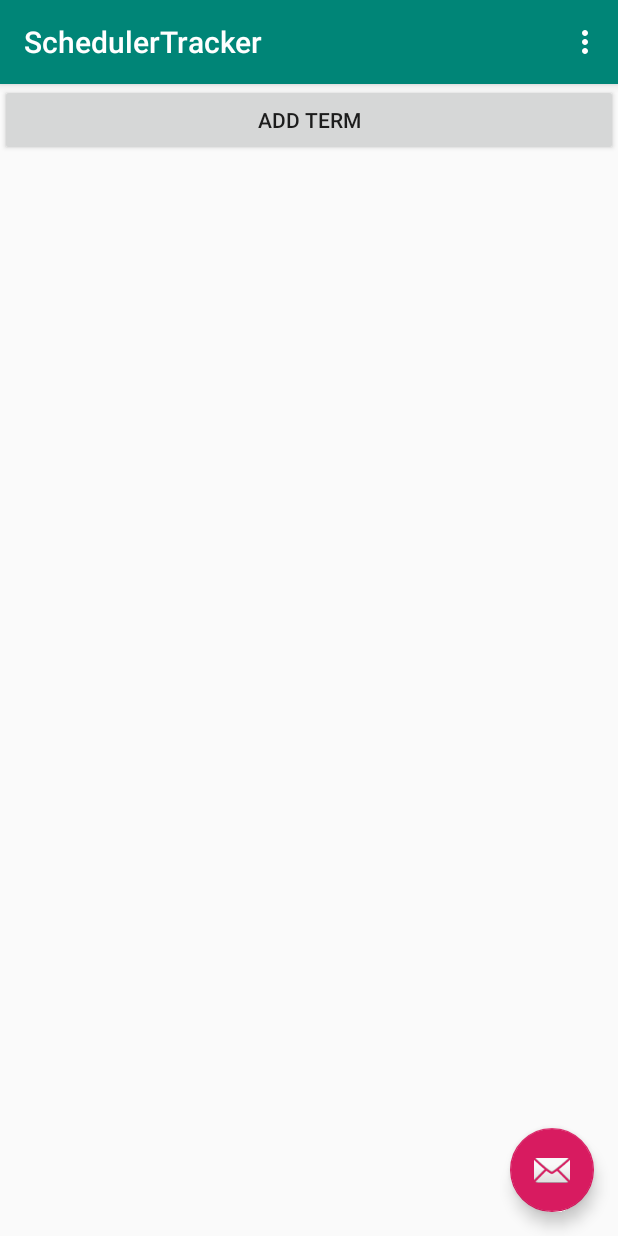
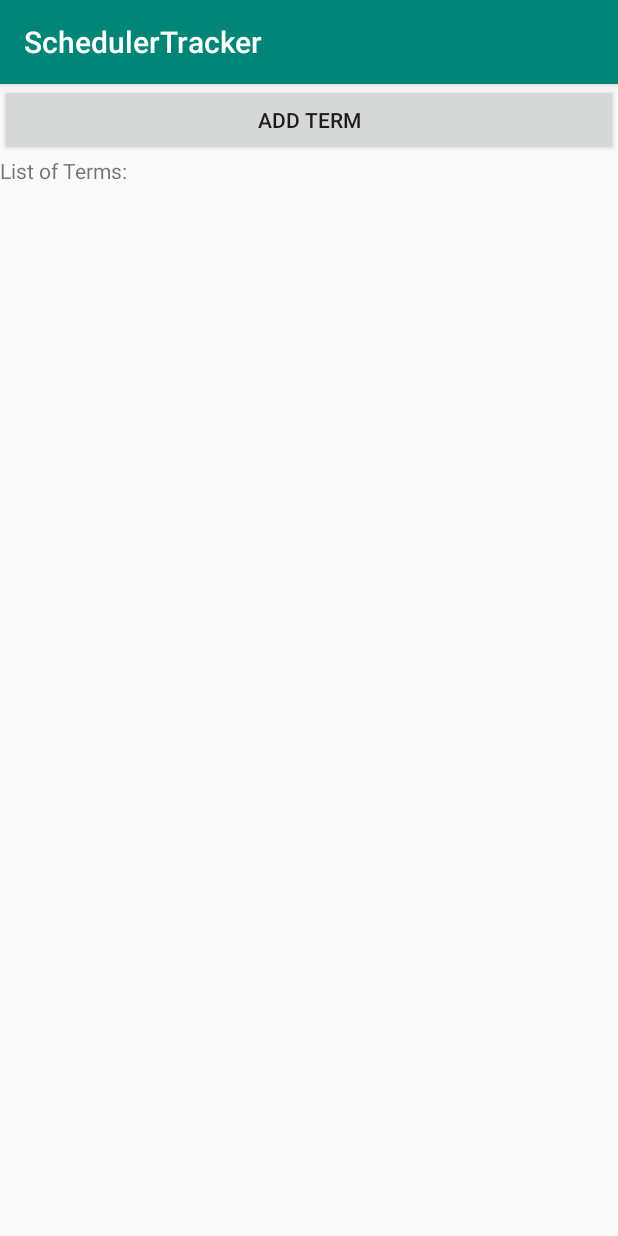
Before and after one commit to aaronsamala/SchedulerTracker, an Android app: the screen it shows after launch (MainActivity), on a phone screen of 412 x 824 dp. Run offline under Robolectric (Android 15) with nearby library versions, the phone set to English and light mode, and no system bars.

Commit message:
Minor cosmetics

```diff
--- a/app/src/main/java/com/example/schedulertracker/MainActivity.java
+++ b/app/src/main/java/com/example/schedulertracker/MainActivity.java
@@ -50,14 +50,7 @@ public class MainActivity extends AppCompatActivity{
         setSupportActionBar(toolbar);
         //termController = new TermController();
         //termController.setMainActivity(this);
-        FloatingActionButton fab = findViewById(R.id.fab);
-        fab.setOnClickListener(new View.OnClickListener() {
-            @Override
-            public void onClick(View view) {
-                Snackbar.make(view, "Replace with your own action", Snackbar.LENGTH_LONG)
-                        .setAction("Action", null).show();
-            }
-        });
+
 
 
 
@@ -222,9 +215,7 @@ public class MainActivity extends AppCompatActivity{
         int id = item.getItemId();
 
         //noinspection SimplifiableIfStatement
-        if (id == R.id.action_settings) {
-            return true;
-        }
+
 
         return super.onOptionsItemSelected(item);
     }
--- a/app/src/main/res/layout/activity_main.xml
+++ b/app/src/main/res/layout/activity_main.xml
@@ -22,12 +22,4 @@
 
     <include layout="@layout/content_main" />
 
-    <android.support.design.widget.FloatingActionButton
-        android:id="@+id/fab"
-        android:layout_width="wrap_content"
-        android:layout_height="wrap_content"
-        android:layout_gravity="bottom|end"
-        android:layout_margin="@dimen/fab_margin"
-        app:srcCompat="@android:drawable/ic_dialog_email" />
-
 </android.support.design.widget.CoordinatorLayout>
--- a/app/src/main/res/layout/content_main.xml
+++ b/app/src/main/res/layout/content_main.xml
@@ -21,6 +21,12 @@
             android:layout_height="wrap_content"
             android:text="Add Term" />
 
+        <TextView
+            android:id="@+id/textView3"
+            android:layout_width="match_parent"
+            android:layout_height="wrap_content"
+            android:text="List of Terms:" />
+
         <ListView
             android:id="@+id/listTerms"
             android:layout_width="match_parent"
--- a/app/src/main/res/menu/menu_main.xml
+++ b/app/src/main/res/menu/menu_main.xml
@@ -2,9 +2,5 @@
     xmlns:app="http://schemas.android.com/apk/res-auto"
     xmlns:tools="http://schemas.android.com/tools"
     tools:context="com.example.schedulertracker.MainActivity">
-    <item
-        android:id="@+id/action_settings"
-        android:orderInCategory="100"
-        android:title="@string/action_settings"
-        app:showAsAction="never" />
+
 </menu>
--- a/app/src/main/res/menu/menu_term.xml
+++ b/app/src/main/res/menu/menu_term.xml
@@ -40,5 +40,5 @@
         android:title="Cancel"
         app:showAsAction="never"
         android:enabled="true"
-        android:visible="false"/>
+        android:visible="true"/>
 </menu>
```
